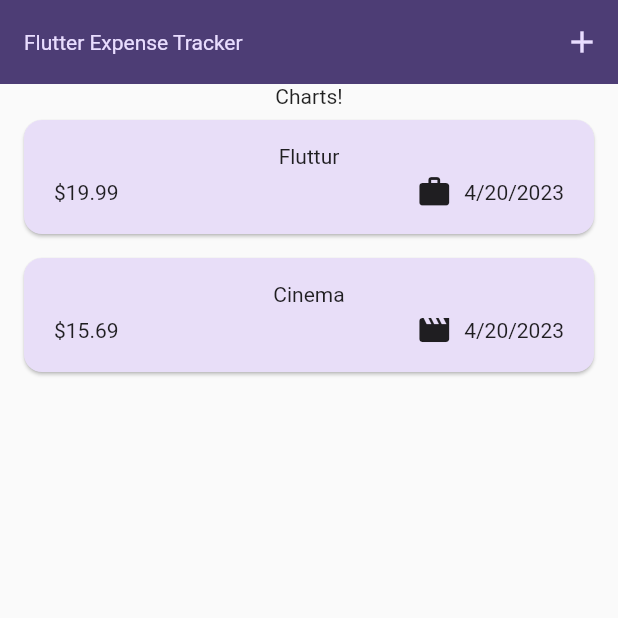
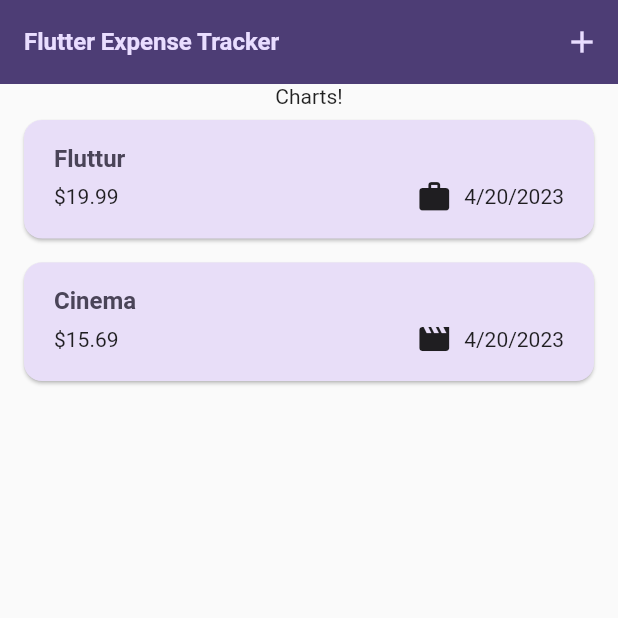
Before and after one commit to Nick9499/expense-tracker-2, a Flutter app: the screen it shows after launch, on a phone screen of 412 x 824 dp, the top half of it. Run offline on Flutter 3.47's test engine with Material 2 defaults, Android fonts, the phone set to English and light mode, and no system bars.

Commit message:
using theme in widgets

```diff
--- a/lib/main.dart
+++ b/lib/main.dart
@@ -29,9 +29,9 @@ void main() {
         ),
         textTheme: ThemeData().textTheme.copyWith(
               titleLarge: TextStyle(
-                fontWeight: FontWeight.normal,
+                fontWeight: FontWeight.bold,
                 color: kColorScheme.onSecondaryContainer,
-                fontSize: 14,
+                fontSize: 16,
               ),
             ),
       ),
--- a/lib/widgets/expenses_list/expense_item.dart
+++ b/lib/widgets/expenses_list/expense_item.dart
@@ -12,8 +12,12 @@ class ExpenseItem extends StatelessWidget {
       child: Padding(
         padding: const EdgeInsets.symmetric(vertical: 16, horizontal: 20),
         child: Column(
+          crossAxisAlignment: CrossAxisAlignment.start,
           children: [
-            Text(expense.title),
+            Text(
+              expense.title,
+              style: Theme.of(context).textTheme.titleLarge,
+            ),
             const SizedBox(
               height: 4,
             ),
--- a/lib/widgets/expenses_list/expenses_list.dart
+++ b/lib/widgets/expenses_list/expenses_list.dart
@@ -19,6 +19,12 @@ class ExpensesList extends StatelessWidget {
       itemCount: expenses.length,
       itemBuilder: (ctx, index) => Dismissible(
         key: ValueKey(expenses[index]),
+        background: Container(
+          color: Theme.of(context).colorScheme.error.withOpacity(.75),
+          margin: EdgeInsets.symmetric(
+            horizontal: Theme.of(context).cardTheme.margin!.horizontal,
+          ),
+        ),
         onDismissed: (direction) => onRemoveExpense(expenses[index]),
         child: ExpenseItem(expenses[index]),
       ),
```
